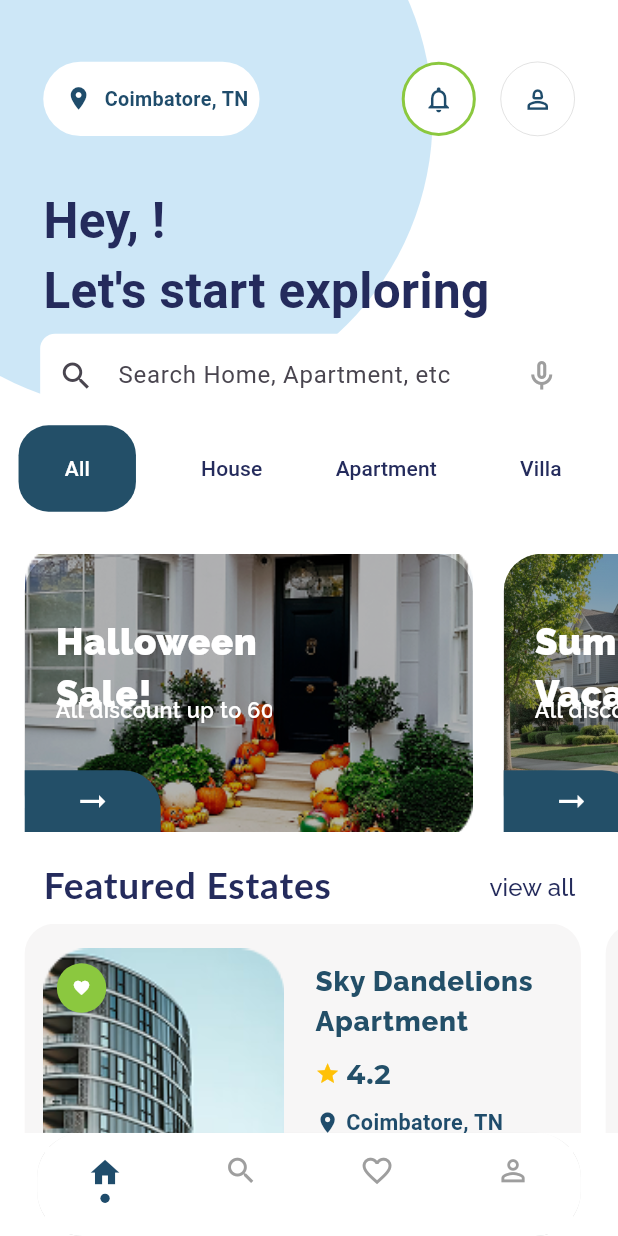
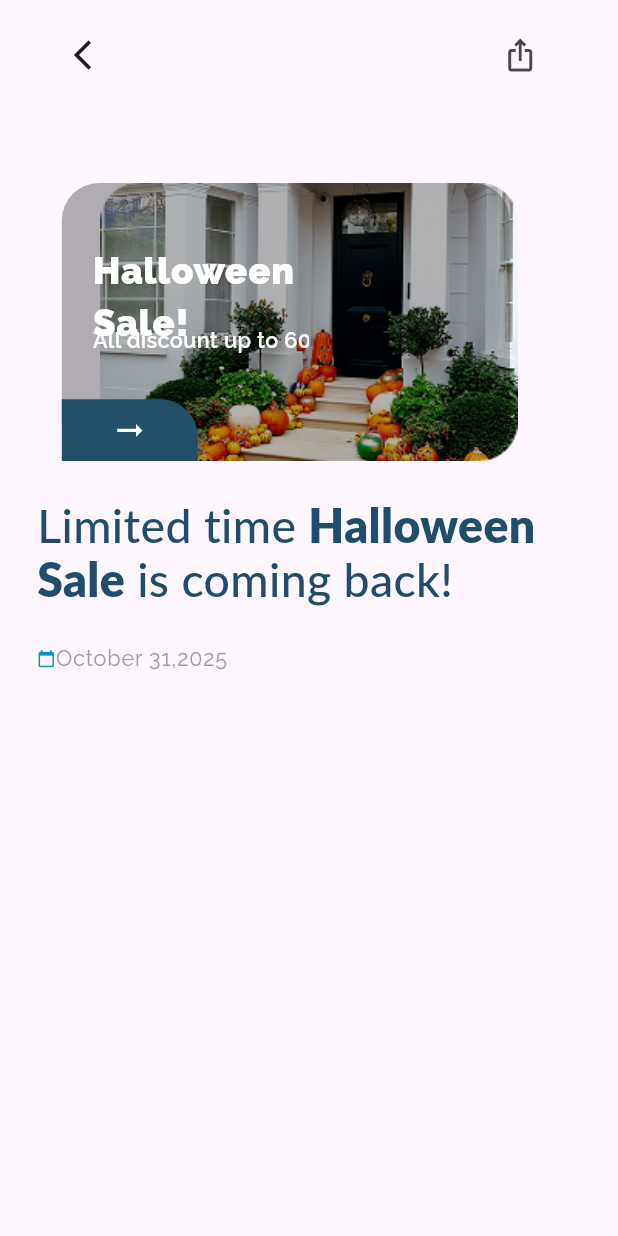
Before and after one commit to Javith148/smart-real-estate-project, a Flutter app: the HomePage screen opened directly, after a tap on an icon or button, on a phone screen of 412 x 824 dp. Run offline on Flutter 3.47's test engine with Material 3 defaults, Android fonts, the phone set to English and light mode, and no system bars; our stand-ins replace google_fonts, shared_preferences; missing offline and left inert: mailer; accounts and stored records are empty; Roboto replaces fonts that are missing (Lato).

Commit message:
helloween promotion created

```diff
--- a/lib/screens/Homepage_tab/alltab.dart
+++ b/lib/screens/Homepage_tab/alltab.dart
@@ -1,6 +1,7 @@
 import 'package:flutter/material.dart';
 import 'package:google_fonts/google_fonts.dart';
 import 'package:real_esate_finder/screens/register/register.dart';
+import 'package:real_esate_finder/screens/promotion/halloween.dart';
 import 'package:real_esate_finder/CreateProvider.dart';
 import 'package:provider/provider.dart';
 
@@ -57,7 +58,12 @@ class Alltab extends StatelessWidget {
                   children: [
                     SizedBox(width: width * 0.04),
                     GestureDetector(
-                      onTap: () {},
+                      onTap: () {
+                        Navigator.push(
+                          context,
+                          MaterialPageRoute(builder: (context) => Halloween()),
+                        );
+                      },
                       child: Stack(
                         children: [
                           Image.asset(
@@ -1414,16 +1420,44 @@ Positioned(
                                         onTap: () {
                                           if (isAdded) {
                                             cart.removeFromCart(item);
+
+                                            ScaffoldMessenger.of(
+                                              context,
+                                            ).showSnackBar(
+                                              SnackBar(
+                                                content: Text(
+                                                  "${item['title']} removed from favorites",
+                                                ),
+                                                duration: Duration(seconds: 1),
+                                                backgroundColor:
+                                                    Colors.redAccent,
+                                              ),
+                                            );
                                           } else {
                                             cart.addToCart(item);
+
+                                            ScaffoldMessenger.of(
+                                              context,
+                                            ).showSnackBar(
+                                              SnackBar(
+                                                content: Text(
+                                                  "${item['title']} added to favorites",
+                                                ),
+                                                duration: Duration(seconds: 1),
+                                                backgroundColor: Colors.green,
+                                              ),
+                                            );
                                           }
                                         },
+
                                         child: AnimatedContainer(
                                           duration: Duration(milliseconds: 250),
                                           width: width * 0.08,
                                           height: width * 0.08,
                                           decoration: BoxDecoration(
-            color: isAdded ? Colors.green : Colors.white,
+                                            color: isAdded
+                                                ? Colors.green
+                                                : Colors.white,
                                             shape: BoxShape.circle,
                                             boxShadow: [
                                               BoxShadow(
@@ -1434,8 +1468,12 @@ Positioned(
                                             ],
                                           ),
                                           child: Icon(
-            isAdded ? Icons.favorite : Icons.favorite_border,
-            color: isAdded ? Colors.white : Colors.pinkAccent,
+                                            isAdded
+                                                ? Icons.favorite
+                                                : Icons.favorite_border,
+                                            color: isAdded
+                                                ? Colors.white
+                                                : Colors.pinkAccent,
                                             size: height * 0.020,
                                           ),
                                         ),
--- /dev/null
+++ b/lib/screens/promotion/halloween.dart
@@ -0,0 +1,182 @@
+import 'package:flutter/material.dart';
+import 'package:google_fonts/google_fonts.dart';
+
+class Halloween extends StatelessWidget {
+  const Halloween({super.key});
+
+  @override
+  Widget build(BuildContext context) {
+    final width = MediaQuery.of(context).size.width;
+    final height = MediaQuery.of(context).size.height;
+
+    return Scaffold(
+      appBar: AppBar(
+        leading: Padding(
+          padding: EdgeInsets.only(left: width * 0.1, top: height * 0.02),
+          child: IconButton(
+            icon: Icon(Icons.arrow_back_ios),
+            onPressed: () {
+              Navigator.pop(context);
+            },
+          ),
+        ),
+
+        actions: [
+          Padding(
+            padding: EdgeInsets.only(right: width * 0.1, top: height * 0.02),
+            child: IconButton(icon: Icon(Icons.ios_share), onPressed: () {}),
+          ),
+        ],
+      ),
+      body: Column(
+        crossAxisAlignment: CrossAxisAlignment.start,
+        children: [
+          SizedBox(height: height * 0.08),
+          Center(
+            child: Stack(
+              children: [
+                Image.asset(
+                  "assets/tab_img.png",
+                  fit: BoxFit.contain,
+                  width: width * 0.8,
+                  height: height * 0.225,
+                ),
+                Opacity(
+                  opacity: 0.30,
+                  child: Container(
+                    width: width * 0.725,
+                    height: height * 0.225,
+                    decoration: ShapeDecoration(
+                      color: Colors.black,
+                      shape: RoundedRectangleBorder(
+                        borderRadius: BorderRadius.circular(25),
+                      ),
+                    ),
+                  ),
+                ),
+                Positioned(
+                  top: height * 0.175,
+                  child: Container(
+                    width: width * 0.22,
+                    height: height * 0.05,
+                    decoration: ShapeDecoration(
+                      color: const Color(0xFF234F68),
+                      shape: RoundedRectangleBorder(
+                        borderRadius: BorderRadius.only(
+                          topRight: Radius.circular(25),
+                        ),
+                      ),
+                    ),
+                    child: Center(
+                      child: Icon(
+                        Icons.arrow_right_alt,
+                        color: Colors.white,
+                        size: height * 0.03,
+                      ),
+                    ),
+                  ),
+                ),
+                Container(
+                  width: width * 0.4,
+                  height: height * 0.2,
+                  child: Stack(
+                    children: [
+                      Positioned(
+                        left: width * 0.05,
+                        top: height * 0.05,
+                        child: Text(
+                          'Halloween \nSale!',
+                          style: GoogleFonts.raleway(
+                            color: Colors.white,
+                            fontSize: width * 0.059,
+                            fontWeight: FontWeight.w900,
+                            letterSpacing: 0.54,
+                          ),
+                        ),
+                      ),
+                      Positioned(
+                        left: width * 0.05,
+                        top: height * 0.115,
+                        child: Text(
+                          'All discount up to 60%',
+                          style: GoogleFonts.raleway(
+                            color: Colors.white,
+                            fontSize: width * 0.035,
+                            fontWeight: FontWeight.w600,
+                          ),
+                        ),
+                      ),
+                    ],
+                  ),
+                ),
+              ],
+            ),
+          ),
+
+          SizedBox(height: height * 0.03),
+          Padding(
+            padding: EdgeInsetsGeometry.only(left: width * 0.06),
+            child: Text.rich(
+              TextSpan(
+                children: [
+                  TextSpan(
+                    text: 'Limited time ',
+                    style: TextStyle(
+                      color: const Color(0xFF204D6C),
+                      fontSize: width * 0.075,
+                      fontFamily: 'Lato',
+                      fontWeight: FontWeight.w500,
+                      height: height * 0.0014,
+                    ),
+                  ),
+                  TextSpan(
+                    text: 'Halloween \nSale',
+                    style: TextStyle(
+                      color: const Color(0xFF204D6C),
+                      fontSize: width * 0.075,
+                      fontFamily: 'Lato',
+                      fontWeight: FontWeight.w900,
+                      height: height * 0.0014,
+                    ),
+                  ),
+                  TextSpan(
+                    text: ' is coming back! ',
+                    style: TextStyle(
+                      color: const Color(0xFF204D6C),
+                      fontSize: width * 0.075,
+                      fontFamily: 'Lato',
+                      fontWeight: FontWeight.w500,
+                      height: height * 0.0014,
+                    ),
+                  ),
+                ],
+              ),
+            ),
+          ),
+          SizedBox(height: height * 0.03),
+          Padding(
+            padding: EdgeInsetsGeometry.only(left: width * 0.06),
+            child: Row(
+              children: [
+                Icon(
+                  Icons.calendar_today,
+                  size: height * 0.015,
+                  color: const Color.fromARGB(255, 3, 154, 181),
+                ),
+                Text(
+                  'October 31,2025',
+                  style: GoogleFonts.raleway(
+                    color: Colors.grey,
+                    fontSize: width * 0.035,
+
+                    letterSpacing: 0.54,
+                  ),
+                ),
+              ],
+            ),
+          ),
+        ],
+      ),
+    );
+  }
+}
```
Lines whose indentation alone changed are shown as unchanged.
